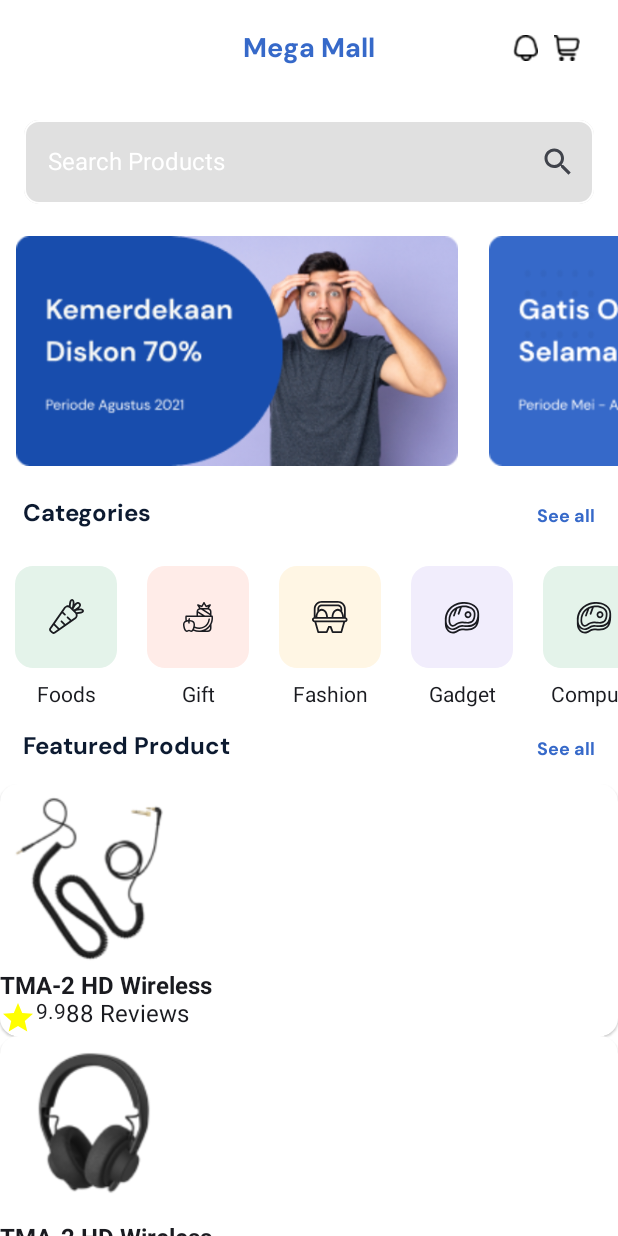
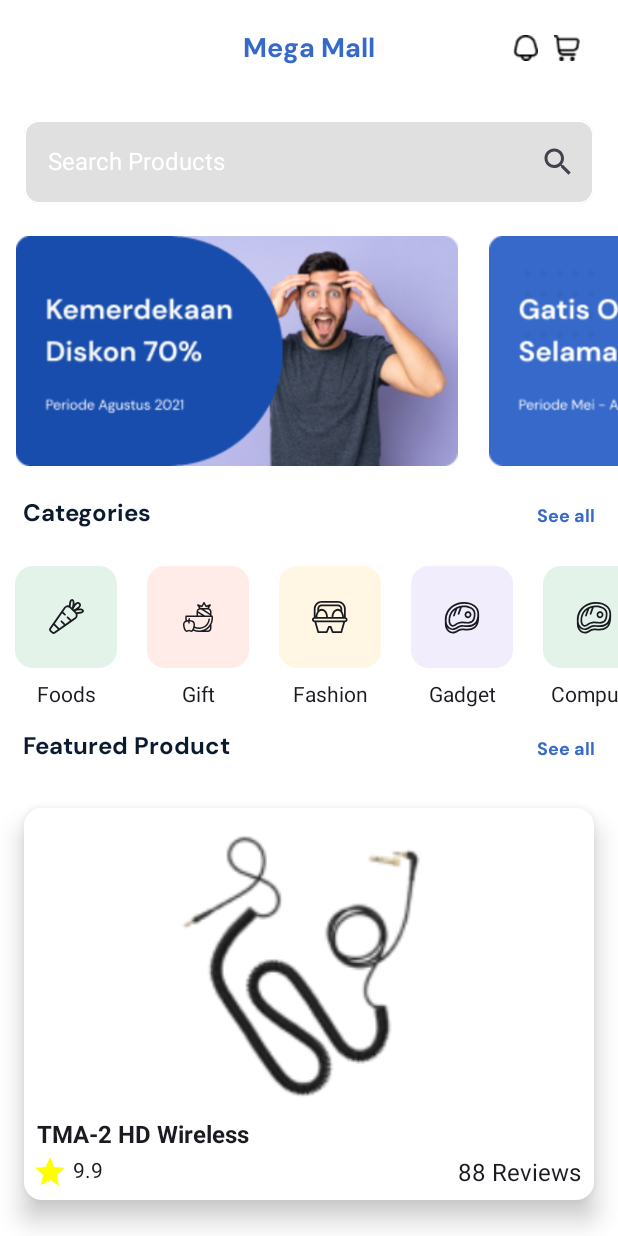
Before and after one commit to Yusuf-Orhan/E-Commerce-Demo, an Android app built with Jetpack Compose: the screen it shows after launch (MainActivity), on a phone screen of 412 x 824 dp. Run offline under Robolectric (Android 15) with nearby library versions, the phone set to English and light mode, and no system bars.

Commit message:
added product list

```diff
--- a/app/src/main/java/com/yusuforhan/composetest/MainActivity.kt
+++ b/app/src/main/java/com/yusuforhan/composetest/MainActivity.kt
@@ -5,6 +5,7 @@ import androidx.activity.ComponentActivity
 import androidx.activity.compose.setContent
 import androidx.compose.foundation.Image
 import androidx.compose.foundation.background
+import androidx.compose.foundation.gestures.scrollable
 import androidx.compose.foundation.layout.Arrangement
 import androidx.compose.foundation.layout.Box
 import androidx.compose.foundation.layout.Column
@@ -15,17 +16,18 @@ import androidx.compose.foundation.layout.height
 import androidx.compose.foundation.layout.padding
 import androidx.compose.foundation.layout.size
 import androidx.compose.foundation.layout.width
-import androidx.compose.foundation.lazy.LazyColumn
 import androidx.compose.foundation.lazy.LazyRow
+import androidx.compose.foundation.lazy.grid.GridCells
+import androidx.compose.foundation.lazy.grid.LazyVerticalGrid
+import androidx.compose.foundation.rememberScrollState
 import androidx.compose.foundation.shape.RoundedCornerShape
+import androidx.compose.foundation.verticalScroll
 import androidx.compose.material.icons.Icons
 import androidx.compose.material.icons.filled.Search
 import androidx.compose.material.icons.filled.Star
 import androidx.compose.material3.Card
-import androidx.compose.material3.CardColors
 import androidx.compose.material3.CardDefaults
 import androidx.compose.material3.CenterAlignedTopAppBar
-import androidx.compose.material3.ElevatedCard
 import androidx.compose.material3.ExperimentalMaterial3Api
 import androidx.compose.material3.Icon
 import androidx.compose.material3.MaterialTheme
@@ -47,17 +49,14 @@ import androidx.compose.ui.res.painterResource
 import androidx.compose.ui.text.TextStyle
 import androidx.compose.ui.text.font.Font
 import androidx.compose.ui.text.font.FontFamily
-import androidx.compose.ui.text.font.FontStyle
 import androidx.compose.ui.text.font.FontWeight
 import androidx.compose.ui.text.style.TextAlign
 import androidx.compose.ui.unit.dp
 import androidx.compose.ui.unit.sp
-import androidx.core.graphics.toColor
 import com.yusuforhan.composetest.ui.theme.ComposeTestTheme
 import com.yusuforhan.composetest.ui.theme.DarkBlue
 import com.yusuforhan.composetest.ui.theme.HalfGrey
 import com.yusuforhan.composetest.ui.theme.TitleColor
-import java.nio.file.WatchEvent
 
 class MainActivity : ComponentActivity() {
     override fun onCreate(savedInstanceState: Bundle?) {
@@ -138,6 +137,7 @@ fun MainScreen(
                 .padding(it)
                 .fillMaxSize()
                 .background(Color.White)
+                .verticalScroll(state = rememberScrollState())
         ) {
             SearchBar()
             LazyRow(content = {
@@ -181,7 +181,6 @@ fun MainScreen(
 
             }
             LazyRow {
-
                 items(categoryList.size) {
                     val model = categoryList[it]
                     Column {
@@ -236,12 +235,9 @@ fun MainScreen(
                     modifier = modifier.padding(top = 20.dp, end = 15.dp)
                 )
             }
-            LazyColumn {
-                items(productList.size) {position ->
-                    ProductItem(productModel = productList[position])
-                }
+            productList.forEach {
+                ProductItem(productModel = it)
             }
-
         }
     }
 }
@@ -279,19 +275,49 @@ fun ProductItem(
     modifier: Modifier = Modifier,
     productModel: ProductModel
 ) {
-    ElevatedCard(
-        modifier = modifier.fillMaxSize(),
+    Card(
+        modifier = modifier
+            .fillMaxSize()
+            .padding(16.dp),
         colors = CardDefaults.cardColors(
             containerColor = Color.White
+        ),
+        elevation = CardDefaults.cardElevation(
+            defaultElevation = 10.dp
         )
     ) {
-        Column {
-            Image(painter = painterResource(id = productModel.image), contentDescription = null,modifier = modifier.size(125.dp))
-            Text(text = productModel.title, style = TextStyle(fontSize = 16.sp, fontWeight = FontWeight.Bold))
-            Row {
-                Icon(imageVector = Icons.Default.Star, contentDescription = null, tint = Color.Yellow)
-                Text(text = productModel.rate.toString(), style = TextStyle(fontSize = 14.sp))
-                Text(text = "${productModel.reviewSize} Reviews")
+        Column(
+            modifier = modifier.padding(5.dp)
+        ) {
+            Image(
+                painter = painterResource(id = productModel.image),
+                contentDescription = null,
+                modifier = modifier
+                    .fillMaxWidth()
+                    .height(200.dp)
+            )
+            Text(
+                text = productModel.title,
+                style = TextStyle(fontSize = 16.sp, fontWeight = FontWeight.Bold),
+                modifier = modifier.padding(3.dp)
+            )
+            Row(
+                modifier = modifier.fillMaxWidth(),
+                horizontalArrangement = Arrangement.SpaceBetween
+            ) {
+                Row {
+                    Icon(
+                        imageVector = Icons.Default.Star,
+                        contentDescription = null,
+                        tint = Color.Yellow
+                    )
+                    Text(
+                        text = productModel.rate.toString(),
+                        style = TextStyle(fontSize = 14.sp),
+                        modifier = modifier.padding(3.dp)
+                    )
+                }
+                Text(text = "${productModel.reviewSize} Reviews", modifier = modifier.padding(3.dp))
             }
         }
     }
```
